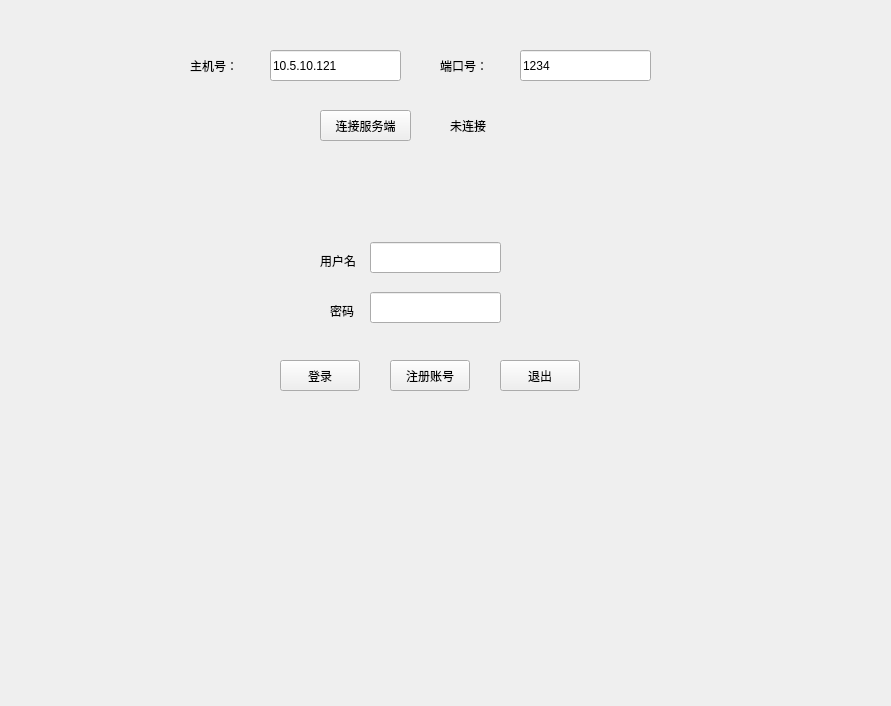
This is mainwindow.ui in VisionsBeacon/- as Qt 5 draws it before an edit. The edited form follows.
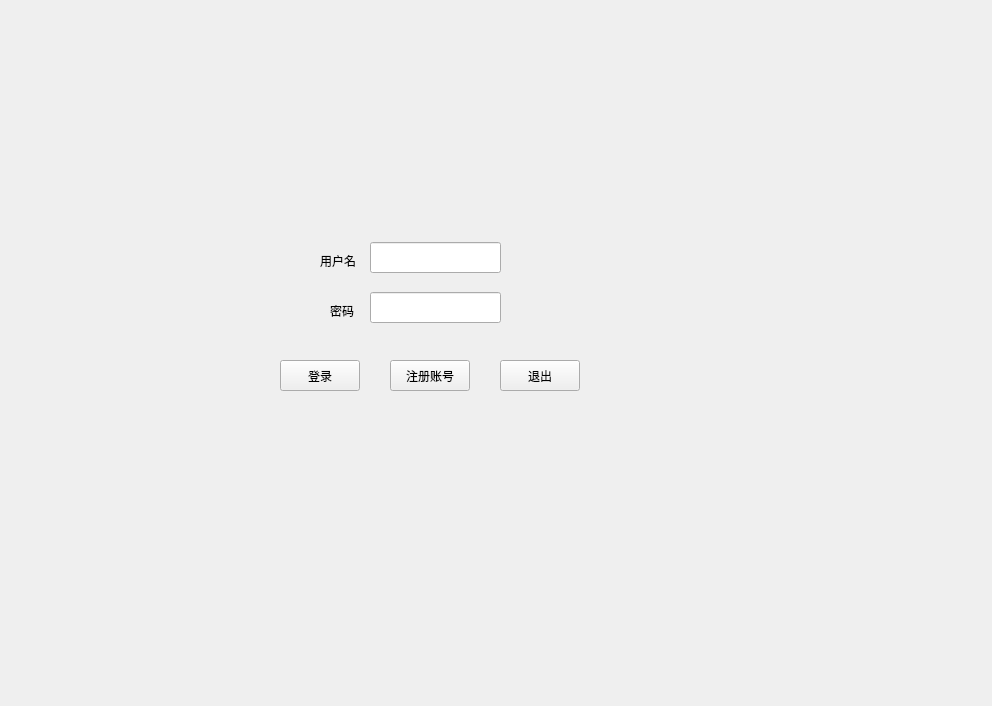
This is the edited form. The open tabs and pages were chosen to show the change.

Commit message: feature：增加查看当前在线用户，处理tcp粘包

```diff
--- a/mainwindow.ui
+++ b/mainwindow.ui
@@ -6,7 +6,7 @@
    <rect>
     <x>0</x>
     <y>0</y>
-    <width>891</width>
+    <width>992</width>
     <height>706</height>
    </rect>
   </property>
@@ -19,7 +19,7 @@
      <rect>
       <x>0</x>
       <y>0</y>
-      <width>891</width>
+      <width>991</width>
       <height>706</height>
      </rect>
     </property>
@@ -115,84 +115,6 @@
        <string>用户名</string>
       </property>
      </widget>
-     <widget class="QPushButton" name="btnConnect">
-      <property name="geometry">
-       <rect>
-        <x>320</x>
-        <y>110</y>
-        <width>91</width>
-        <height>31</height>
-       </rect>
-      </property>
-      <property name="text">
-       <string>连接服务端</string>
-      </property>
-     </widget>
-     <widget class="QLabel" name="label_2">
-      <property name="geometry">
-       <rect>
-        <x>190</x>
-        <y>50</y>
-        <width>71</width>
-        <height>31</height>
-       </rect>
-      </property>
-      <property name="text">
-       <string>主机号：</string>
-      </property>
-     </widget>
-     <widget class="QLabel" name="label">
-      <property name="geometry">
-       <rect>
-        <x>440</x>
-        <y>50</y>
-        <width>71</width>
-        <height>31</height>
-       </rect>
-      </property>
-      <property name="text">
-       <string>端口号：</string>
-      </property>
-     </widget>
-     <widget class="QLineEdit" name="editPort">
-      <property name="geometry">
-       <rect>
-        <x>520</x>
-        <y>50</y>
-        <width>131</width>
-        <height>31</height>
-       </rect>
-      </property>
-      <property name="text">
-       <string>1234</string>
-      </property>
-     </widget>
-     <widget class="QLabel" name="labConnect">
-      <property name="geometry">
-       <rect>
-        <x>450</x>
-        <y>110</y>
-        <width>81</width>
-        <height>31</height>
-       </rect>
-      </property>
-      <property name="text">
-       <string>未连接</string>
-      </property>
-     </widget>
-     <widget class="QLineEdit" name="editAddress">
-      <property name="geometry">
-       <rect>
-        <x>270</x>
-        <y>50</y>
-        <width>131</width>
-        <height>31</height>
-       </rect>
-      </property>
-      <property name="text">
-       <string>10.5.10.121</string>
-      </property>
-     </widget>
     </widget>
     <widget class="QWidget" name="page_2">
      <widget class="QTextEdit" name="editReceivedMessage">
@@ -228,6 +150,47 @@
        <string>发送</string>
       </property>
      </widget>
+     <widget class="QLabel" name="label">
+      <property name="geometry">
+       <rect>
+        <x>530</x>
+        <y>40</y>
+        <width>91</width>
+        <height>41</height>
+       </rect>
+      </property>
+      <property name="text">
+       <string>当前在线人数：</string>
+      </property>
+     </widget>
+     <widget class="QLabel" name="labCurrentUserCount">
+      <property name="geometry">
+       <rect>
+        <x>630</x>
+        <y>40</y>
+        <width>53</width>
+        <height>41</height>
+       </rect>
+      </property>
+      <property name="text">
+       <string>0</string>
+      </property>
+     </widget>
+     <widget class="QTreeWidget" name="treeWidget">
+      <property name="geometry">
+       <rect>
+        <x>700</x>
+        <y>51</y>
+        <width>256</width>
+        <height>621</height>
+       </rect>
+      </property>
+      <column>
+       <property name="text">
+        <string>我的好友</string>
+       </property>
+      </column>
+     </widget>
     </widget>
    </widget>
   </widget>
```
Left out of the diff: 3 changed lines with no effect on the pictures. The commit also changes 4 other files.
